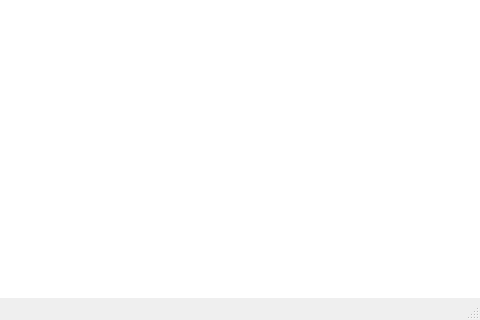
Before: the Qt Designer form src/ui/qgsribbonwindowbase.ui in kadas-albireo/kadas-albireo, drawn with Qt 5; both pictures show x 320 to 800 and y 280 to 600 of the 800 by 600 pixel window.
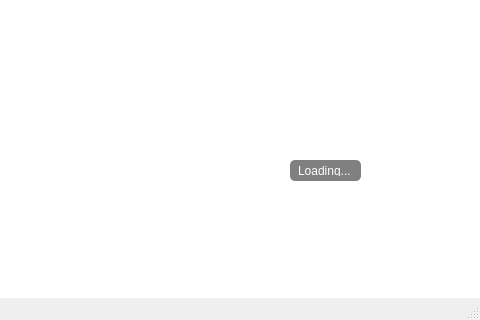
After: the same form once the commit is applied. Icons and pictures are not drawn. Custom widgets are drawn as their Qt base class.

Commit message: Show some feedback when a map is loading

Patch:
```diff
--- a/src/ui/qgsribbonwindowbase.ui
+++ b/src/ui/qgsribbonwindowbase.ui
@@ -438,6 +438,28 @@
         </item>
        </layout>
       </widget>
+      <widget class="QLabel" name="mLoadingLabel">
+       <property name="geometry">
+        <rect>
+         <x>610</x>
+         <y>440</y>
+         <width>71</width>
+         <height>21</height>
+        </rect>
+       </property>
+       <property name="sizePolicy">
+        <sizepolicy hsizetype="Minimum" vsizetype="Minimum">
+         <horstretch>0</horstretch>
+         <verstretch>0</verstretch>
+        </sizepolicy>
+       </property>
+       <property name="styleSheet">
+        <string notr="true">QLabel { color: white; background: rgba(0,0,0,127); border-radius: 5px; padding: 5px; }</string>
+       </property>
+       <property name="text">
+        <string>Loading...</string>
+       </property>
+      </widget>
      </widget>
     </item>
    </layout>
```
The commit also changes 2 other files.
